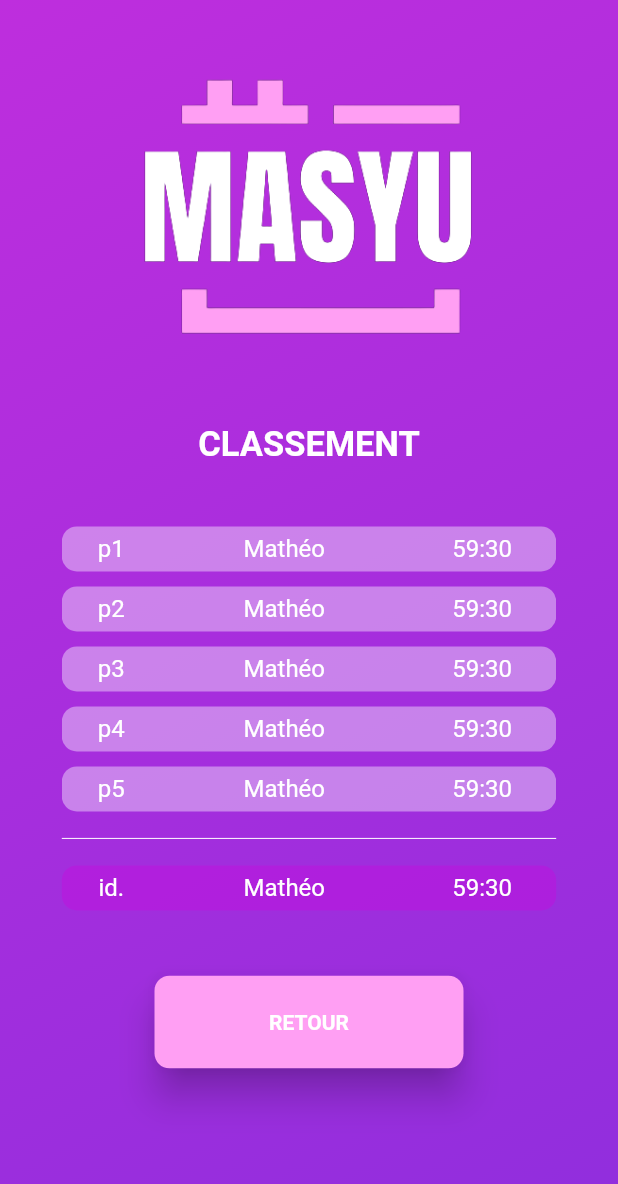
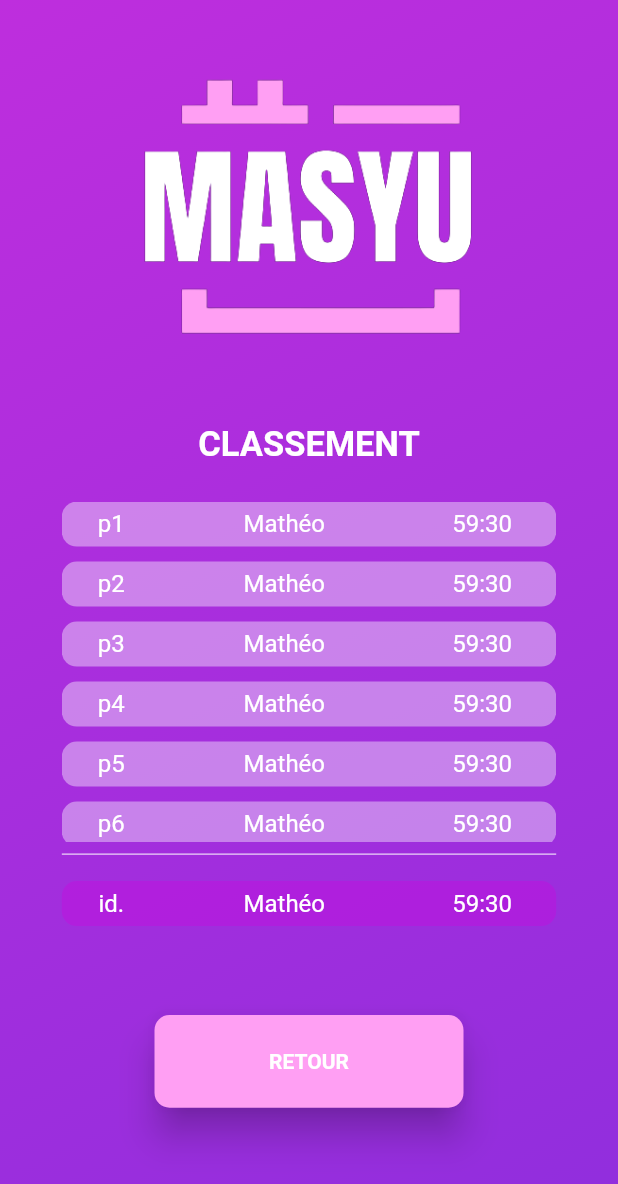
Before and after one commit to rob1juan/masyu_game, a Flutter app: the classement_page screen opened directly with empty values, on a phone screen of 412 x 824 dp. Shown: the top 1184 px of the screen. Run offline on Flutter 3.47's test engine with Material 2 defaults, Android fonts, the phone set to English and light mode, and no system bars; our stand-ins replace carousel_slider, fluttertoast, sqflite; missing offline and left inert: clipboard; accounts and stored records are empty.

Commit message:
Update Branch

```diff
--- a/lib/pages/classement_page.dart
+++ b/lib/pages/classement_page.dart
@@ -42,18 +42,16 @@ class classement_page extends StatelessWidget {
           SizedBox(
             height: MediaQuery.of(context).size.height * 0.07,
           ),
-          const Expanded(
-            flex: 1,
-            child: Text(
-              "CLASSEMENT",
-              style: TextStyle(
-                  fontSize: 23,
-                  color: Colors.white,
-                  fontWeight: FontWeight.w600),
-            ),
+          const Text(
+            "CLASSEMENT",
+            style: TextStyle(
+                fontSize: 23, color: Colors.white, fontWeight: FontWeight.w600),
+          ),
+          SizedBox(
+            height: MediaQuery.of(context).size.height * 0.03,
           ),
           Container(
-            height: 200,
+            height: 227,
             width: MediaQuery.of(context).size.width * 0.8,
             child: ScrollConfiguration(
               behavior:
@@ -100,7 +98,7 @@ class classement_page extends StatelessWidget {
             ),
           ),
           Expanded(
-              flex: 3,
+              flex: 9,
               child: Container(
                 width: MediaQuery.of(context).size.width * 0.8,
                 child: footer(context),
```
